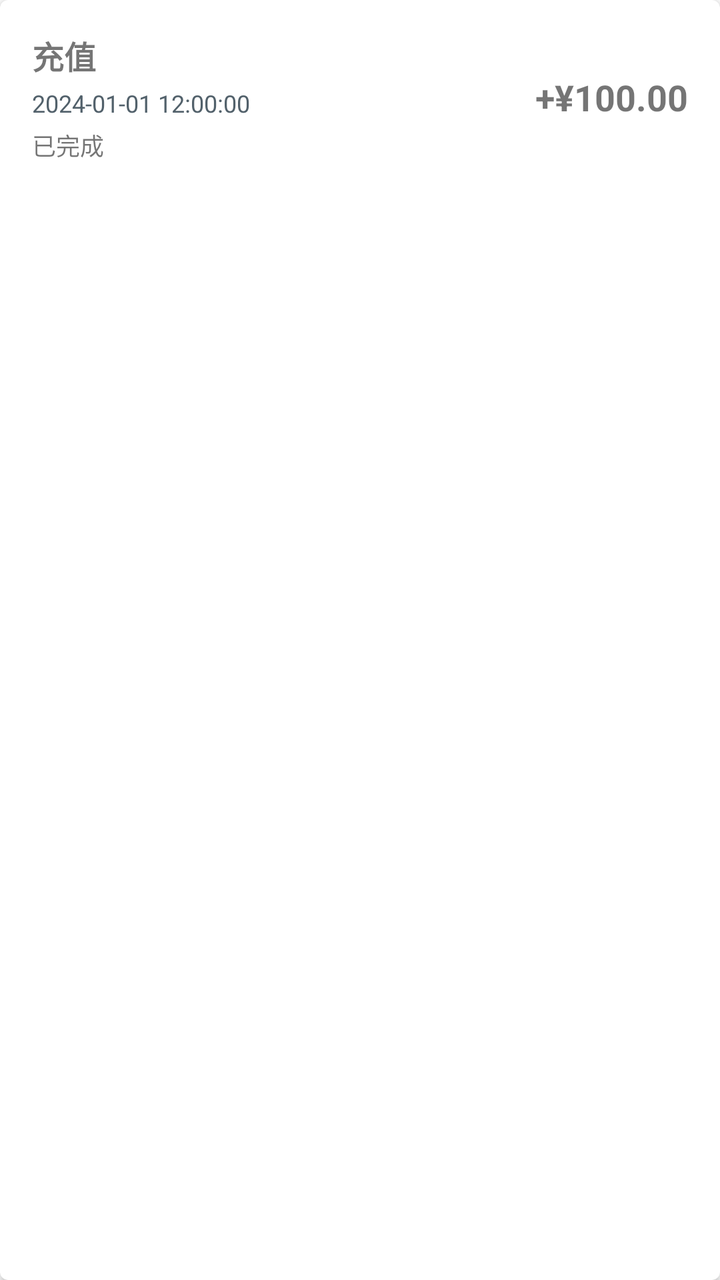
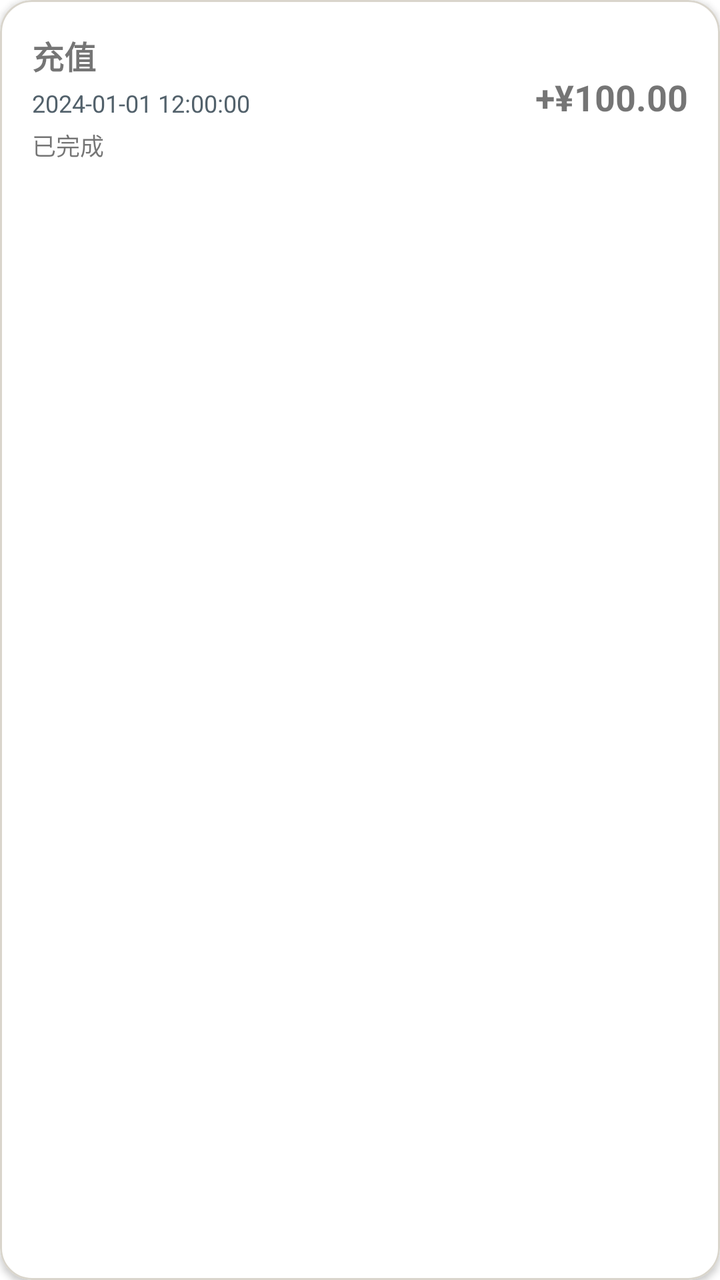

Two renders of the same Android screen: before a commit and after it. Below are the layout's source before the change and the commit's diff.
<!-- AndroidManifest.xml: application theme Theme.WeightLossBetting -->
<!-- res/layout/item_transaction.xml -->
<?xml version="1.0" encoding="utf-8"?>
<com.google.android.material.card.MaterialCardView xmlns:android="http://schemas.android.com/apk/res/android"
    xmlns:app="http://schemas.android.com/apk/res-auto"
    android:layout_width="match_parent"
    android:layout_height="wrap_content"
    android:layout_marginBottom="8dp"
    app:cardElevation="2dp"
    app:cardCornerRadius="4dp">

    <LinearLayout
        android:layout_width="match_parent"
        android:layout_height="wrap_content"
        android:orientation="horizontal"
        android:padding="16dp">

        <LinearLayout
            android:layout_width="0dp"
            android:layout_height="wrap_content"
            android:layout_weight="1"
            android:orientation="vertical">

            <TextView
                android:id="@+id/tvType"
                android:layout_width="wrap_content"
                android:layout_height="wrap_content"
                android:text="充值"
                android:textSize="16sp"
                android:textStyle="bold" />

            <TextView
                android:id="@+id/tvDate"
                android:layout_width="wrap_content"
                android:layout_height="wrap_content"
                android:text="2024-01-01 12:00:00"
                android:textSize="12sp"
                android:textColor="@color/xui_config_color_text_content"
                android:layout_marginTop="4dp" />

            <TextView
                android:id="@+id/tvStatus"
                android:layout_width="wrap_content"
                android:layout_height="wrap_content"
                android:text="已完成"
                android:textSize="12sp"
                android:layout_marginTop="4dp" />

        </LinearLayout>

        <TextView
            android:id="@+id/tvAmount"
            android:layout_width="wrap_content"
            android:layout_height="wrap_content"
            android:text="+¥100.00"
            android:textSize="18sp"
            android:textStyle="bold"
            android:layout_gravity="center_vertical" />

    </LinearLayout>

</com.google.android.material.card.MaterialCardView>
<!-- resources referenced by this layout -->
<resources>
  <color name="xui_config_color_text_content">#FF52616B</color>
  <style name="Theme.WeightLossBetting" parent="Theme.MaterialComponents.Light.NoActionBar">
          <item name="colorPrimary">@color/brand_primary</item>
          <item name="colorPrimaryDark">@color/brand_primary_dark</item>
          <item name="colorAccent">@color/brand_accent</item>
          <item name="android:statusBarColor">@color/brand_primary_dark</item>
          <item name="android:navigationBarColor">@color/brand_background</item>
          <item name="android:windowLightStatusBar">false</item>
          <item name="android:windowLightNavigationBar">true</item>
          
          
          <item name="XUIThemeStyle">@style/XUITheme.Phone</item>
      </style>
  <color name="brand_primary">#FFE85D4A</color>
  <color name="brand_primary_dark">#FFB94235</color>
  <color name="brand_accent">#FF2E9D87</color>
  <color name="brand_background">#FFF7F5F0</color>
</resources>

<!-- the commit's change to res/layout/item_transaction.xml (unified diff, before → after) -->
@@ -4,8 +4,11 @@
     android:layout_width="match_parent"
     android:layout_height="wrap_content"
     android:layout_marginBottom="8dp"
+    app:cardBackgroundColor="@color/brand_surface"
+    app:strokeColor="@color/brand_border"
+    app:strokeWidth="1dp"
     app:cardElevation="2dp"
-    app:cardCornerRadius="4dp">
+    app:cardCornerRadius="16dp">
 
     <LinearLayout
         android:layout_width="match_parent"
@@ -33,7 +36,7 @@
                 android:layout_height="wrap_content"
                 android:text="2024-01-01 12:00:00"
                 android:textSize="12sp"
-                android:textColor="@color/xui_config_color_text_content"
+                android:textColor="@color/brand_text_secondary"
                 android:layout_marginTop="4dp" />
 
             <TextView
<!-- resource entries referenced after the edit -->
@@ -1,6 +1,8 @@
 <!-- resources referenced by this layout -->
 <resources>
-  <color name="xui_config_color_text_content">#FF52616B</color>
+  <color name="brand_border">#FFD9D5CC</color>
+  <color name="brand_surface">#FFFFFFFF</color>
+  <color name="brand_text_secondary">#FF52616B</color>
   <style name="Theme.WeightLossBetting" parent="Theme.MaterialComponents.Light.NoActionBar">
           <item name="colorPrimary">@color/brand_primary</item>
           <item name="colorPrimaryDark">@color/brand_primary_dark</item>
